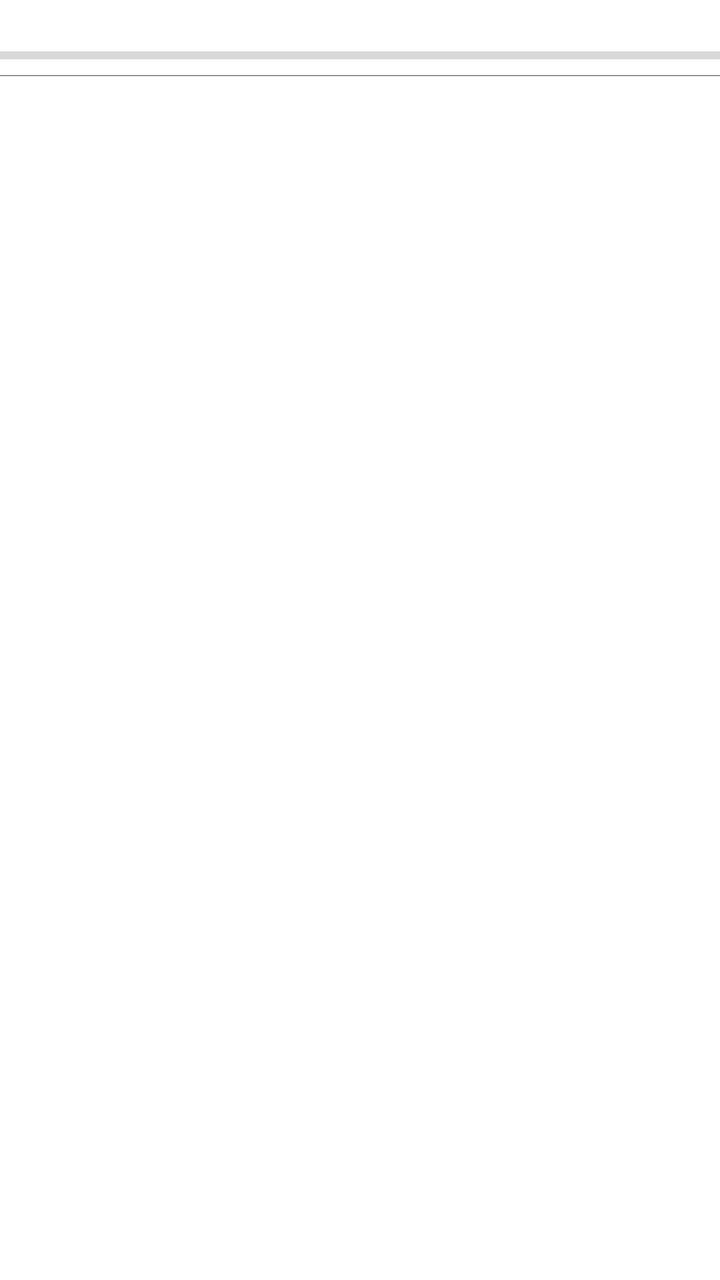
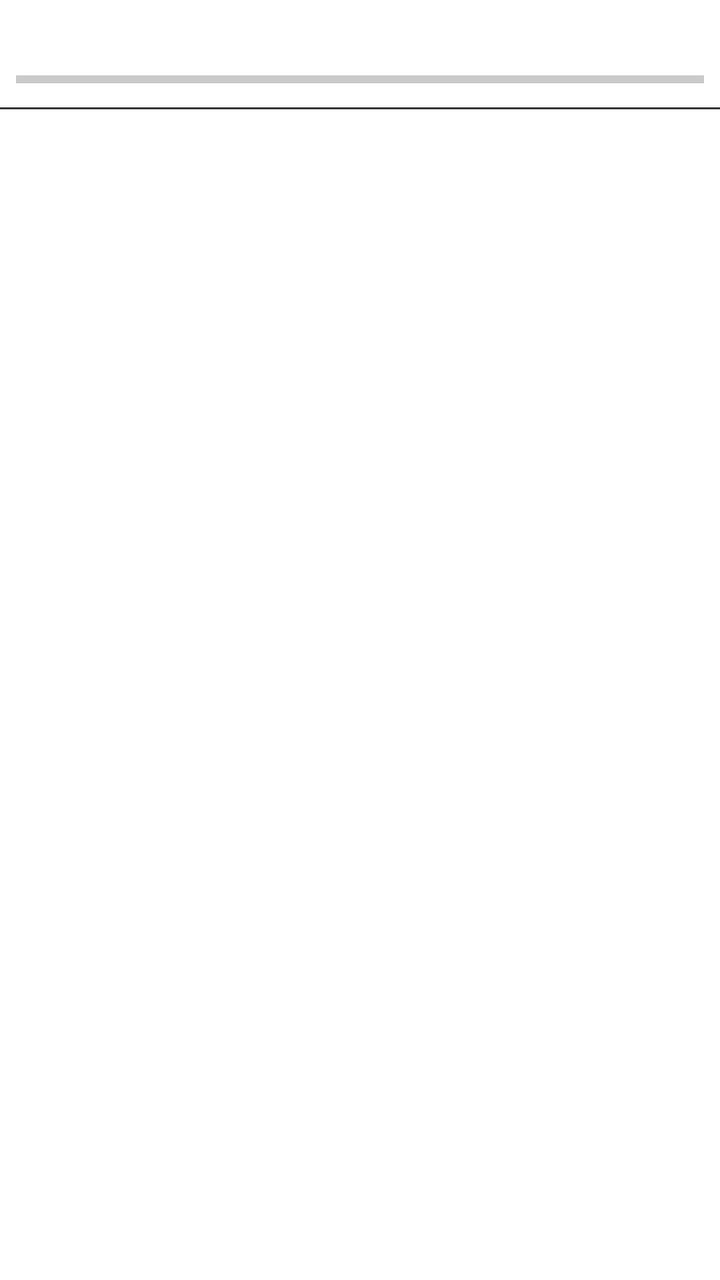

An Android layout rendered at two revisions. The XML below is the earlier revision; the diff shows what the commit changed to produce the second picture.
<!-- AndroidManifest.xml: fallback theme Theme.MaterialComponents.DayNight.NoActionBar -->
<!-- res/layout/state_row.xml -->
<?xml version="1.0" encoding="utf-8"?>
<LinearLayout
    xmlns:android="http://schemas.android.com/apk/res/android"
    android:id="@+id/ui_state_row"
    android:orientation="vertical"
    android:layout_width="match_parent"
    android:layout_height="wrap_content"
    >

    <LinearLayout
        android:layout_width="fill_parent"
        android:layout_height="wrap_content"
        android:orientation="horizontal"
        >

        <TextView
            android:id="@+id/ui_freq_text"
            android:layout_width="wrap_content"
            android:layout_height="wrap_content"
            android:textSize="17dp"
            android:textColor="#ffffff"
            android:layout_weight="1"
            android:layout_marginRight="5dp"
            />

        <TextView
            android:id="@+id/ui_duration_text"
            android:layout_width="wrap_content"
            android:layout_height="wrap_content"
            android:gravity="right"
            android:layout_weight="1"
            android:layout_marginRight="5dp"
            />

        <TextView
            android:id="@+id/ui_percentage_text"
            android:layout_width="70dp"
            android:layout_height="wrap_content"
            android:gravity="right"
            android:layout_weight="0"
            android:layout_marginRight="5dp"
            />

    </LinearLayout>

    <ProgressBar
        android:id="@+id/ui_bar"
        android:layout_width="fill_parent"
        android:layout_height="10dp"
        style="?android:attr/progressBarStyleHorizontal"
        android:max="100"
        />

    <LinearLayout
        android:layout_width="fill_parent"
        android:layout_height="1px"
        android:layout_marginTop="5dp"
        android:background="#444"
        />

</LinearLayout>
<!-- resources referenced by this layout -->
<resources>

</resources>

<!-- the commit's change to res/layout/state_row.xml (unified diff, before → after) -->
@@ -1,61 +1,67 @@
 <?xml version="1.0" encoding="utf-8"?>
-<LinearLayout
-    xmlns:android="http://schemas.android.com/apk/res/android"
+<LinearLayout xmlns:android="http://schemas.android.com/apk/res/android"
     android:id="@+id/ui_state_row"
-    android:orientation="vertical"
     android:layout_width="match_parent"
     android:layout_height="wrap_content"
-    >
+    android:orientation="vertical"
+    android:paddingTop="8dp"
+    android:paddingBottom="8dp">
 
     <LinearLayout
-        android:layout_width="fill_parent"
+        android:layout_width="match_parent"
         android:layout_height="wrap_content"
         android:orientation="horizontal"
-        >
+        android:paddingStart="8dp"
+        android:paddingEnd="8dp">
 
+        
         <TextView
             android:id="@+id/ui_freq_text"
-            android:layout_width="wrap_content"
+            android:layout_width="0dp"
             android:layout_height="wrap_content"
-            android:textSize="17dp"
-            android:textColor="#ffffff"
             android:layout_weight="1"
-            android:layout_marginRight="5dp"
-            />
+            android:textColor="#FFFFFF"
+            android:textSize="16sp"
+            android:textStyle="bold" />
 
         <TextView
             android:id="@+id/ui_duration_text"
             android:layout_width="wrap_content"
             android:layout_height="wrap_content"
-            android:gravity="right"
-            android:layout_weight="1"
-            android:layout_marginRight="5dp"
-            />
+            android:gravity="end"
+            android:textColor="#E0E0E0"
+            android:textSize="16sp"
+            android:layout_marginEnd="16dp" />
 
         <TextView
             android:id="@+id/ui_percentage_text"
-            android:layout_width="70dp"
+            android:layout_width="60dp"
             android:layout_height="wrap_content"
-            android:gravity="right"
-            android:layout_weight="0"
-            android:layout_marginRight="5dp"
-            />
+            android:gravity="end"
+            android:textColor="#90CAF9"
+            android:textSize="16sp"
+            android:textStyle="bold" />
 
     </LinearLayout>
 
+    
     <ProgressBar
         android:id="@+id/ui_bar"
-        android:layout_width="fill_parent"
-        android:layout_height="10dp"
         style="?android:attr/progressBarStyleHorizontal"
+        android:layout_width="match_parent"
+        android:layout_height="12dp"
+        android:layout_marginTop="4dp"
+        android:layout_marginStart="8dp"
+        android:layout_marginEnd="8dp"
         android:max="100"
-        />
+        android:progressTint="#42A5F5"
+        android:progressBackgroundTint="#333333" />
 
-    <LinearLayout
-        android:layout_width="fill_parent"
-        android:layout_height="1px"
-        android:layout_marginTop="5dp"
-        android:background="#444"
-        />
+    
+    <View
+        android:layout_width="match_parent"
+        android:layout_height="1dp"
+        android:layout_marginTop="8dp"
+        android:background="#333333" />
 
 </LinearLayout>
